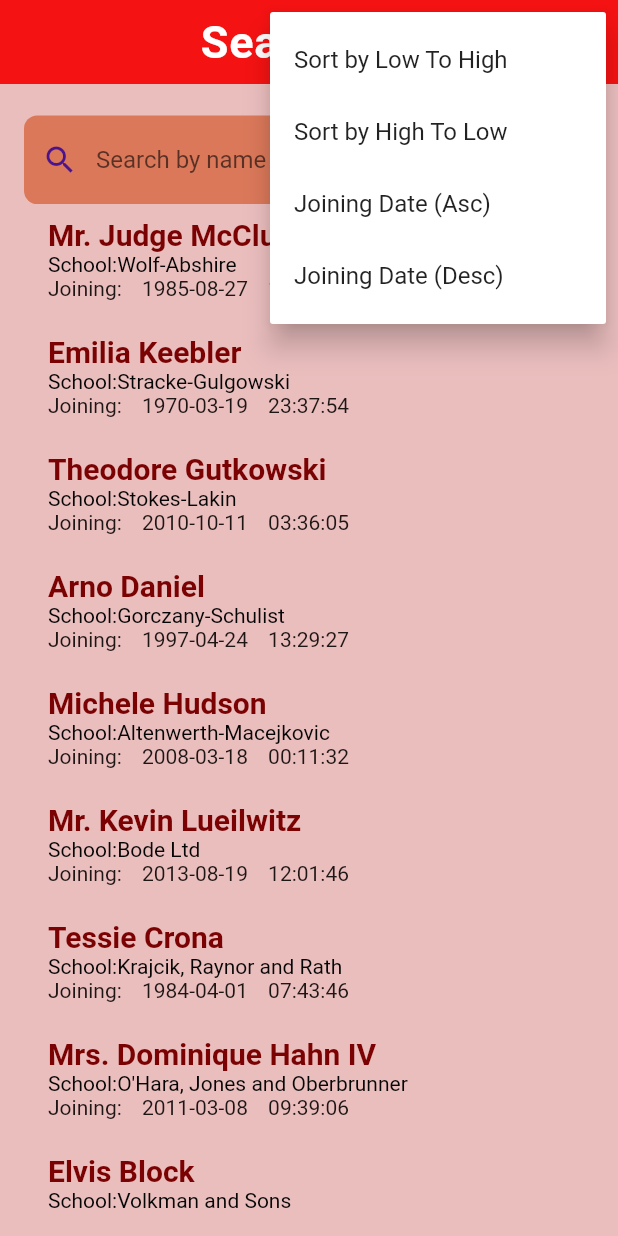
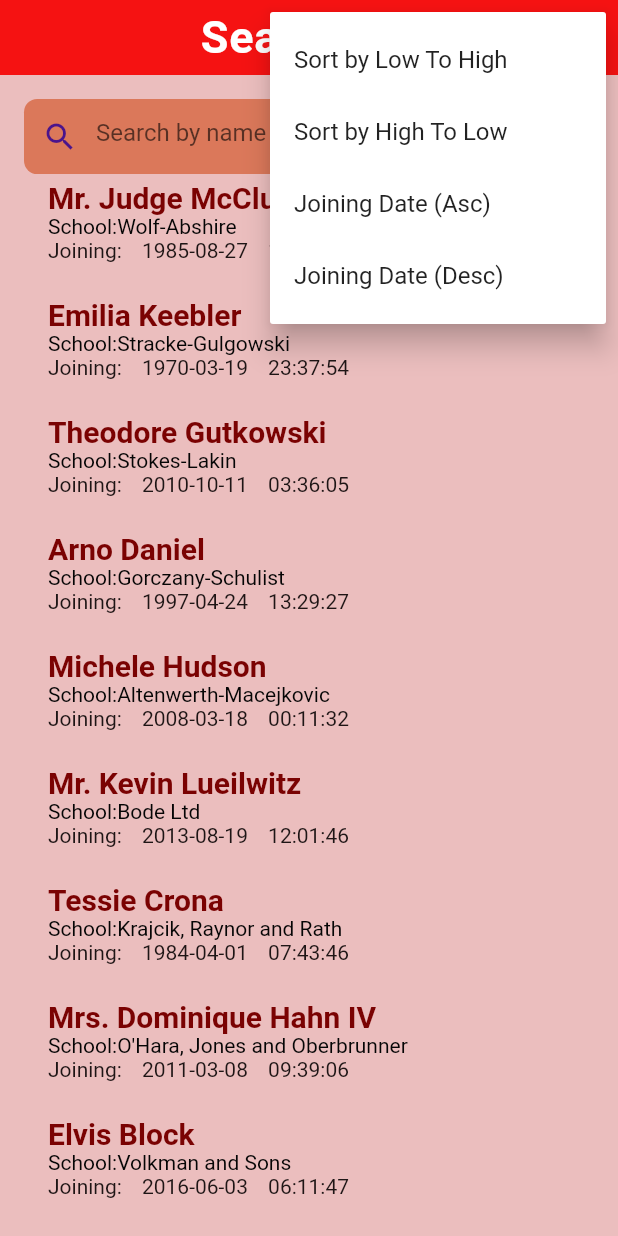
Before and after one commit to jaspal007/gdsc-assignment-1, a Flutter app: the screen it shows after launch, after a tap on the "more vert" icon, on a phone screen of 412 x 824 dp. Run offline on Flutter 3.47's test engine with Material 2 defaults, Android fonts, the light colour scheme and no system bars.

Commit message:
second commit

```diff
--- a/shakti_assn1/multi_search/lib/detail.dart
+++ b/shakti_assn1/multi_search/assets/data.json
@@ -1,4 +1,4 @@
-   List<Map<String, String>> detailList = [
+[
     {
       "id": "bc929f27-3cdb-3d66-b1e4-b644bab92d5d",
       "Name": "Mr. Judge McClure",
@@ -149,13 +149,4 @@
       "School": "Moen LLC",
       "Date Of Joining": "2023-05-26 10:25:34"
     }
-  ];
-
-
-//   class Sdata {
-//   String? id;
-//   String? Name;
-//   String? School;
-//   String? Date_of_Joining;
-//   Sdata(this.id, this.Name, this.School, this.Date_of_Joining);
-// }
+  ]
--- a/shakti_assn1/multi_search/lib/main.dart
+++ b/shakti_assn1/multi_search/lib/main.dart
@@ -1,5 +1,8 @@
 import 'package:flutter/material.dart';
 import 'detail.dart';
+import 'dart:convert';
+import 'package:flutter/services.dart'
+    show rootBundle; // Import the JSON package
 
 void main() {
   runApp(const MyApp());
@@ -27,10 +30,36 @@ class Homepage extends StatefulWidget {
 
 class _HomepageState extends State<Homepage> {
   Orientation _orientation = Orientation.portrait;
+  List<Map<String, dynamic>> displayList = [];
+  bool ascendingOrder = true; // To track sorting order
+  double _appBarHeight = 50.0;
+  double _searchBarHeight = 50.0;
 
-  List<Map<String, String>> displayList = List.from(detailList);
 
-  bool ascendingOrder = true; // To track sorting order
+  Future<void> loadAndParseData() async {
+    // Load JSON data from the asset file
+    String jsonData = await rootBundle.loadString('assets/data.json');
+
+    // Parse the JSON data into a list of maps
+    List<dynamic> jsonList = json.decode(jsonData);
+
+        setState(() {
+      displayList = jsonList.map((item) {
+        return {
+          'id': item['id'],
+          'Name': item['Name'],
+          'School': item['School'],
+          'Date Of Joining': item['Date Of Joining'],
+        };
+      }).toList();
+    });
+  }
+
+   @override
+    void initState() {
+    super.initState();
+    loadAndParseData(); // Load and parse data when the widget initializes
+  }
 
     void sortList(bool ascending, String? sortBy) {
       setState(() {
@@ -51,12 +80,22 @@ class _HomepageState extends State<Homepage> {
       });
     }
 
+
     @override
     Widget build(BuildContext context) {
+       // Check the current orientation
+    bool isPortrait = MediaQuery.of(context).orientation == Orientation.portrait;
+
+    if (!isPortrait) {
+      _appBarHeight = 40.0;
+      _searchBarHeight = 50.0;
+    }
       return OrientationBuilder(builder: (context, orientation) {
         return Scaffold(
           backgroundColor: Color.fromARGB(255, 235, 190, 190),
-        appBar: AppBar(
+          appBar: PreferredSize(
+            preferredSize: Size.fromHeight(_appBarHeight),
+            child: AppBar(
               title: Center(
                 child: Text(
                   "Search",
@@ -103,25 +142,21 @@ class _HomepageState extends State<Homepage> {
                 ),
               ],
             ),
+          ),
           body: Padding(
             padding: EdgeInsets.all(16),
             child: Column(
               mainAxisAlignment: MainAxisAlignment.start,
               crossAxisAlignment: CrossAxisAlignment.start,
               children: [
-              // Text(
-              //   "Advanced Search",
-              //   style: TextStyle(
-              //     color: Colors.white,
-              //     fontSize: 22,
-              //     fontWeight: FontWeight.bold,
-              //   ),
-              // ),
-              SizedBox(height: 5.0),
-              TextField(
+                // SizedBox(height: 5.0),
+                SizedBox(
+
+                  height: _searchBarHeight,
+                  child: TextField(
                     onChanged: (text) {
                       setState(() {
-                    displayList = detailList
+                        displayList = displayList
                             .where((item) =>
                                 item['Name']!
                                     .toLowerCase()
@@ -145,7 +180,8 @@ class _HomepageState extends State<Homepage> {
                       prefixIconColor: Colors.purple.shade900,
                     ),
                   ),
-              SizedBox(height: 5.0),
+                ),
+                // SizedBox(height: 5.0),
                 Expanded(
                   child: displayList.length == 0
                       ? Center(
@@ -157,7 +193,14 @@ class _HomepageState extends State<Homepage> {
                                 fontWeight: FontWeight.bold),
                           ),
                         )
-                    : ListView.builder(
+                      : Expanded(
+                        child: SingleChildScrollView(
+                          child: Column(
+                            children: [
+                              ListView.builder(
+                                physics: ClampingScrollPhysics(),
+                                shrinkWrap: true ,
+
                                   itemCount: displayList.length,
                                   itemBuilder: (context, index) => ListTile(
                                     title: Text(
@@ -190,6 +233,10 @@ class _HomepageState extends State<Homepage> {
                                     ),
                                   ),
                                 ),
+                            ],
+                          ),
+                        ),
+                      ),
                 ),
               ],
             ),
```
Also changed, not shown: shakti_assn1/multi_search/pubspec.yaml (+5 -2 lines), 1 other file. Lines whose indentation alone changed are shown as unchanged.
